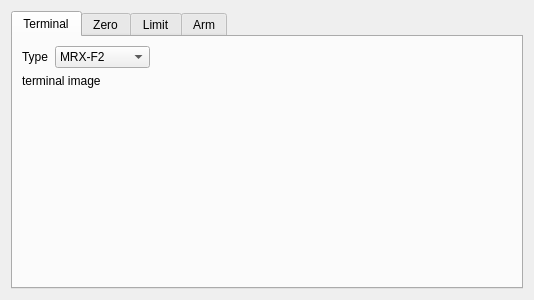
Old version of the form source/plugin/t4/config.ui in the repository ww4u/mct-t4.
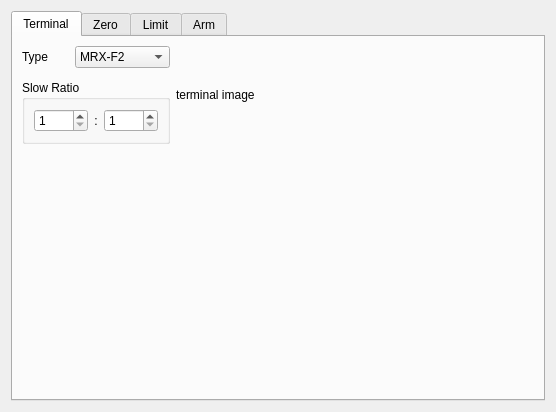
New version of the form. The open tabs and pages were chosen to show the change. Icons and pictures are not drawn.

Patch:
```diff
--- a/source/plugin/t4/config.ui
+++ b/source/plugin/t4/config.ui
@@ -6,8 +6,8 @@
    <rect>
     <x>0</x>
     <y>0</y>
-    <width>534</width>
-    <height>300</height>
+    <width>556</width>
+    <height>412</height>
    </rect>
   </property>
   <property name="windowTitle">
@@ -17,7 +17,7 @@
    <item>
     <widget class="QTabWidget" name="tabWidget">
      <property name="currentIndex">
-      <number>2</number>
+      <number>0</number>
      </property>
      <widget class="QWidget" name="tab_3">
       <attribute name="title">
@@ -27,6 +27,19 @@
        <string>Terminal configuration</string>
       </attribute>
       <layout class="QGridLayout" name="gridLayout_3">
+       <item row="0" column="3">
+        <spacer name="horizontalSpacer_3">
+         <property name="orientation">
+          <enum>Qt::Horizontal</enum>
+         </property>
+         <property name="sizeHint" stdset="0">
+          <size>
+           <width>40</width>
+           <height>20</height>
+          </size>
+         </property>
+        </spacer>
+       </item>
        <item row="0" column="0" colspan="2">
         <layout class="QHBoxLayout" name="horizontalLayout">
          <item>
@@ -88,33 +101,46 @@
          </item>
         </layout>
        </item>
-       <item row="3" column="1">
-        <spacer name="verticalSpacer_3">
-         <property name="orientation">
-          <enum>Qt::Vertical</enum>
+       <item row="2" column="0" colspan="2">
+        <widget class="QGroupBox" name="gpSlow">
+         <property name="title">
+          <string>Slow Ratio</string>
          </property>
-         <property name="sizeHint" stdset="0">
-          <size>
-           <width>20</width>
-           <height>40</height>
-          </size>
-         </property>
-        </spacer>
+         <layout class="QGridLayout" name="gridLayout_6">
+          <item row="0" column="2">
+           <widget class="QSpinBox" name="spinDiv">
+            <property name="minimum">
+             <number>1</number>
+            </property>
+            <property name="maximum">
+             <number>1000</number>
+            </property>
+           </widget>
+          </item>
+          <item row="0" column="0">
+           <widget class="QSpinBox" name="spinMult">
+            <property name="minimum">
+             <number>1</number>
+            </property>
+            <property name="maximum">
+             <number>1000</number>
+            </property>
+           </widget>
+          </item>
+          <item row="0" column="1">
+           <widget class="QLabel" name="label_16">
+            <property name="text">
+             <string>:</string>
+            </property>
+            <property name="alignment">
+             <set>Qt::AlignCenter</set>
+            </property>
+           </widget>
+          </item>
+         </layout>
+        </widget>
        </item>
-       <item row="0" column="3">
-        <spacer name="horizontalSpacer_3">
-         <property name="orientation">
-          <enum>Qt::Horizontal</enum>
-         </property>
-         <property name="sizeHint" stdset="0">
-          <size>
-           <width>40</width>
-           <height>20</height>
-          </size>
-         </property>
-        </spacer>
-       </item>
-       <item row="1" column="0" rowspan="2" colspan="2">
+       <item row="0" column="2" rowspan="3">
         <widget class="QLabel" name="labelTerminalImg">
          <property name="maximumSize">
           <size>
@@ -130,6 +156,19 @@
          </property>
         </widget>
        </item>
+       <item row="3" column="0">
+        <spacer name="verticalSpacer_3">
+         <property name="orientation">
+          <enum>Qt::Vertical</enum>
+         </property>
+         <property name="sizeHint" stdset="0">
+          <size>
+           <width>20</width>
+           <height>40</height>
+          </size>
+         </property>
+        </spacer>
+       </item>
       </layout>
      </widget>
      <widget class="QWidget" name="tab_2">
@@ -373,7 +412,7 @@
          </property>
         </widget>
        </item>
-       <item row="4" column="0" colspan="2">
+       <item row="0" column="3" rowspan="4">
         <widget class="QLabel" name="label_15">
          <property name="maximumSize">
           <size>
@@ -392,7 +431,7 @@
          </property>
         </widget>
        </item>
-       <item row="0" column="3" rowspan="4">
+       <item row="4" column="0" colspan="3">
         <widget class="QLabel" name="label">
          <property name="text">
           <string>&lt;html&gt;&lt;head/&gt;&lt;body&gt;&lt;table border=&quot;1&quot; style=&quot; margin-top:0px; margin-bottom:0px; margin-left:0px; margin-right:0px;&quot; cellspacing=&quot;0&quot; cellpadding=&quot;0&quot;&gt;&lt;tr&gt;&lt;td width=&quot;89&quot; style=&quot; vertical-align:top; padding-left:0; padding-right:0; padding-top:0; padding-bottom:0;&quot;/&gt;&lt;td width=&quot;179&quot; style=&quot; vertical-align:top; padding-left:0; padding-right:0; padding-top:0; padding-bottom:0;&quot;&gt;&lt;p&gt;&lt;span style=&quot; font-family:'宋体'; font-size:10.5pt;&quot;&gt;Angle(Degree)&lt;/span&gt;&lt;/p&gt;&lt;/td&gt;&lt;/tr&gt;&lt;tr&gt;&lt;td style=&quot; vertical-align:top; padding-left:0; padding-right:0; padding-top:0; padding-bottom:0;&quot;&gt;&lt;p&gt;&lt;span style=&quot; font-family:'宋体'; font-size:10.5pt;&quot;&gt;Wrist&lt;/span&gt;&lt;/p&gt;&lt;/td&gt;&lt;td style=&quot; vertical-align:top; padding-left:0; padding-right:0; padding-top:0; padding-bottom:0;&quot;&gt;&lt;p&gt;&lt;span style=&quot; font-family:'宋体'; font-size:10.5pt;&quot;&gt;[-180,180]&lt;/span&gt;&lt;/p&gt;&lt;/td&gt;&lt;/tr&gt;&lt;tr&gt;&lt;td style=&quot; vertical-align:top; padding-left:0; padding-right:0; padding-top:0; padding-bottom:0;&quot;&gt;&lt;p&gt;&lt;span style=&quot; font-family:'宋体'; font-size:10.5pt;&quot;&gt;Little Arm&lt;/span&gt;&lt;/p&gt;&lt;/td&gt;&lt;td style=&quot; vertical-align:top; padding-left:0; padding-right:0; padding-top:0; padding-bottom:0;&quot;&gt;&lt;p&gt;&lt;span style=&quot; font-family:'宋体'; font-size:10.5pt;&quot;&gt;[-60,90]&lt;/span&gt;&lt;/p&gt;&lt;/td&gt;&lt;/tr&gt;&lt;tr&gt;&lt;td style=&quot; vertical-align:top; padding-left:0; padding-right:0; padding-top:0; padding-bottom:0;&quot;&gt;&lt;p&gt;&lt;span style=&quot; font-family:'宋体'; font-size:10.5pt;&quot;&gt;Big Arm&lt;/span&gt;&lt;/p&gt;&lt;/td&gt;&lt;td style=&quot; vertical-align:top; padding-left:0; padding-right:0; padding-top:0; padding-bottom:0;&quot;&gt;&lt;p&gt;&lt;span style=&quot; font-family:'宋体'; font-size:10.5pt;&quot;&gt;[-80,20]&lt;/span&gt;&lt;/p&gt;&lt;/td&gt;&lt;/tr&gt;&lt;tr&gt;&lt;td style=&quot; vertical-align:top; padding-left:0; padding-right:0; padding-top:0; padding-bottom:0;&quot;&gt;&lt;p&gt;&lt;span style=&quot; font-family:'宋体'; font-size:10.5pt;&quot;&gt;Basement&lt;/span&gt;&lt;/p&gt;&lt;/td&gt;&lt;td style=&quot; vertical-align:top; padding-left:0; padding-right:0; padding-top:0; padding-bottom:0;&quot;&gt;&lt;p&gt;&lt;span style=&quot; font-family:'宋体'; font-size:10.5pt;&quot;&gt;[-170,170]&lt;/span&gt;&lt;/p&gt;&lt;/td&gt;&lt;/tr&gt;&lt;/table&gt;&lt;/body&gt;&lt;/html&gt;</string>
@@ -466,6 +505,19 @@
             </property>
            </widget>
           </item>
+          <item row="3" column="0">
+           <spacer name="verticalSpacer_5">
+            <property name="orientation">
+             <enum>Qt::Vertical</enum>
+            </property>
+            <property name="sizeHint" stdset="0">
+             <size>
+              <width>20</width>
+              <height>40</height>
+             </size>
+            </property>
+           </spacer>
+          </item>
          </layout>
         </widget>
        </item>
@@ -495,6 +547,25 @@
          </property>
         </spacer>
        </item>
+       <item row="0" column="1">
+        <widget class="QLabel" name="label_17">
+         <property name="maximumSize">
+          <size>
+           <width>328</width>
+           <height>16777215</height>
+          </size>
+         </property>
+         <property name="text">
+          <string/>
+         </property>
+         <property name="pixmap">
+          <pixmap resource="../../../res/res.qrc">:/res/image/t4/workspace.png</pixmap>
+         </property>
+         <property name="scaledContents">
+          <bool>true</bool>
+         </property>
+        </widget>
+       </item>
       </layout>
      </widget>
     </widget>
```
